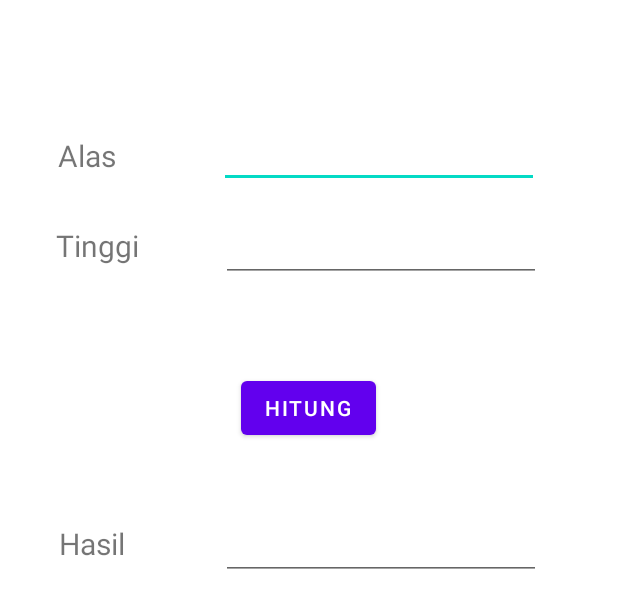
After one commit to Ahmaddzulfikar26/tugas1-1918100-zul, an Android app: the layout activity_segitiga.xml on its own in the app's theme, with its tools: preview values and no code run, on a phone screen of 412 x 824 dp. The commit adds this screen. Shown: the top 608 px of the screen. Run offline under Robolectric (Android 15) with nearby library versions, the phone set to English and light mode, and no system bars.

Commit message:
first commit

```diff
--- a/app/src/main/java/com/example/prak1_intent/MainActivity.java
+++ b/app/src/main/java/com/example/prak1_intent/MainActivity.java
@@ -17,5 +17,8 @@ public class MainActivity extends AppCompatActivity {
         Intent a = new Intent(MainActivity.this, BIODATA.class);
         startActivity(a);
     }
-
+    public void SEGITIGA (View View) {
+        Intent b = new Intent (MainActivity.this, SEGITIGA.class);
+        startActivity(b);
     }
+    }
--- /dev/null
+++ b/app/src/main/res/layout/activity_segitiga.xml
@@ -0,0 +1,97 @@
+<?xml version="1.0" encoding="utf-8"?>
+<androidx.constraintlayout.widget.ConstraintLayout xmlns:android="http://schemas.android.com/apk/res/android"
+    xmlns:app="http://schemas.android.com/apk/res-auto"
+    xmlns:tools="http://schemas.android.com/tools"
+    android:layout_width="match_parent"
+    android:layout_height="match_parent">
+
+    <TextView
+        android:id="@+id/textView7"
+        android:layout_width="wrap_content"
+        android:layout_height="wrap_content"
+        android:text="Alas"
+        android:textSize="20sp"
+        app:layout_constraintBottom_toBottomOf="parent"
+        app:layout_constraintEnd_toEndOf="parent"
+        app:layout_constraintHorizontal_bias="0.104"
+        app:layout_constraintStart_toStartOf="parent"
+        app:layout_constraintTop_toTopOf="parent"
+        app:layout_constraintVertical_bias="0.113" />
+
+    <TextView
+        android:id="@+id/textView8"
+        android:layout_width="wrap_content"
+        android:layout_height="wrap_content"
+        android:text="Tinggi"
+        android:textSize="20sp"
+        app:layout_constraintBottom_toBottomOf="parent"
+        app:layout_constraintEnd_toEndOf="parent"
+        app:layout_constraintHorizontal_bias="0.105"
+        app:layout_constraintStart_toStartOf="parent"
+        app:layout_constraintTop_toTopOf="parent"
+        app:layout_constraintVertical_bias="0.188" />
+
+    <TextView
+        android:id="@+id/textView9"
+        android:layout_width="wrap_content"
+        android:layout_height="wrap_content"
+        android:text="Hasil"
+        android:textSize="20sp"
+        app:layout_constraintBottom_toBottomOf="parent"
+        app:layout_constraintEnd_toEndOf="parent"
+        app:layout_constraintHorizontal_bias="0.106"
+        app:layout_constraintStart_toStartOf="parent"
+        app:layout_constraintTop_toTopOf="parent"
+        app:layout_constraintVertical_bias="0.438" />
+
+    <EditText
+        android:id="@+id/inputalas"
+        android:layout_width="wrap_content"
+        android:layout_height="wrap_content"
+        android:ems="10"
+        android:inputType="textPersonName"
+        app:layout_constraintBottom_toBottomOf="parent"
+        app:layout_constraintEnd_toEndOf="parent"
+        app:layout_constraintHorizontal_bias="0.736"
+        app:layout_constraintStart_toStartOf="parent"
+        app:layout_constraintTop_toTopOf="parent"
+        app:layout_constraintVertical_bias="0.103" />
+
+    <EditText
+        android:id="@+id/inputtinggi"
+        android:layout_width="wrap_content"
+        android:layout_height="wrap_content"
+        android:ems="10"
+        android:inputType="textPersonName"
+        app:layout_constraintBottom_toBottomOf="parent"
+        app:layout_constraintEnd_toEndOf="parent"
+        app:layout_constraintHorizontal_bias="0.741"
+        app:layout_constraintStart_toStartOf="parent"
+        app:layout_constraintTop_toTopOf="parent"
+        app:layout_constraintVertical_bias="0.183" />
+
+    <EditText
+        android:id="@+id/outputhasil"
+        android:layout_width="wrap_content"
+        android:layout_height="wrap_content"
+        android:ems="10"
+        android:inputType="textPersonName"
+        app:layout_constraintBottom_toBottomOf="parent"
+        app:layout_constraintEnd_toEndOf="parent"
+        app:layout_constraintHorizontal_bias="0.741"
+        app:layout_constraintStart_toStartOf="parent"
+        app:layout_constraintTop_toTopOf="parent"
+        app:layout_constraintVertical_bias="0.438" />
+
+    <Button
+        android:id="@+id/btnhitung"
+        android:layout_width="wrap_content"
+        android:layout_height="wrap_content"
+        android:text="HITUNG"
+        app:layout_constraintBottom_toBottomOf="parent"
+        app:layout_constraintEnd_toEndOf="parent"
+        app:layout_constraintHorizontal_bias="0.498"
+        app:layout_constraintStart_toStartOf="parent"
+        app:layout_constraintTop_toTopOf="parent"
+        app:layout_constraintVertical_bias="0.32" />
+</androidx.constraintlayout.widget.ConstraintLayout>
```
Also changed, not shown: app/src/main/java/com/example/prak1_intent/SEGITIGA.java (added, +53 -0 lines), app/src/main/res/layout/activity_main.xml (+15 -1 lines), 1 other file.
